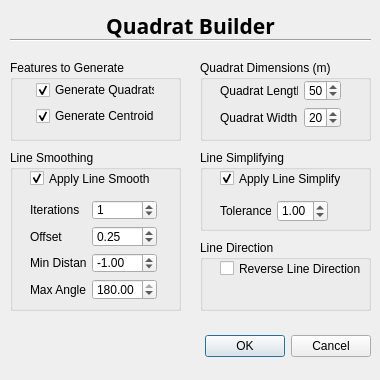
Before: the Qt Designer form quadratBuilder_dialog_base.ui in Chris-Robertson/quadratBuilder, drawn with Qt 5.
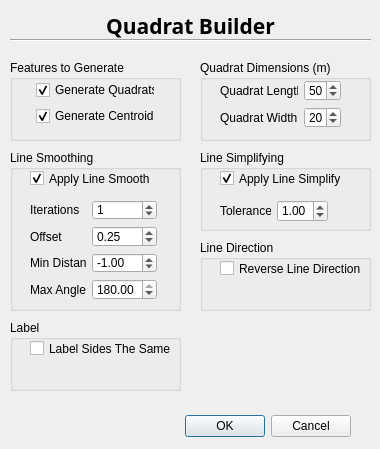
After: the same form once the commit is applied.

Commit message: Added option to label both sides of line with the same number

```diff
--- a/quadratBuilder_dialog_base.ui
+++ b/quadratBuilder_dialog_base.ui
@@ -7,7 +7,7 @@
     <x>0</x>
     <y>0</y>
     <width>380</width>
-    <height>380</height>
+    <height>449</height>
    </rect>
   </property>
   <property name="windowTitle">
@@ -16,8 +16,8 @@
   <widget class="QDialogButtonBox" name="button_box">
    <property name="geometry">
     <rect>
-     <x>30</x>
-     <y>330</y>
+     <x>10</x>
+     <y>410</y>
      <width>341</width>
      <height>32</height>
     </rect>
@@ -361,6 +361,32 @@
     </layout>
    </widget>
   </widget>
+  <widget class="QGroupBox" name="groupBox_6">
+   <property name="geometry">
+    <rect>
+     <x>10</x>
+     <y>320</y>
+     <width>171</width>
+     <height>71</height>
+    </rect>
+   </property>
+   <property name="title">
+    <string>Label</string>
+   </property>
+   <widget class="QCheckBox" name="labelSidesCheck">
+    <property name="geometry">
+     <rect>
+      <x>20</x>
+      <y>20</y>
+      <width>141</width>
+      <height>17</height>
+     </rect>
+    </property>
+    <property name="text">
+     <string>Label Sides The Same</string>
+    </property>
+   </widget>
+  </widget>
  </widget>
  <resources/>
  <connections>
```
The commit also changes 2 other files.
